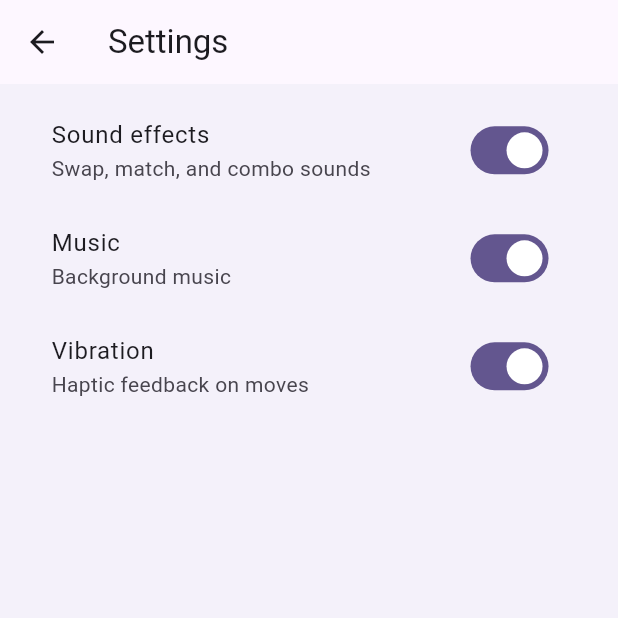
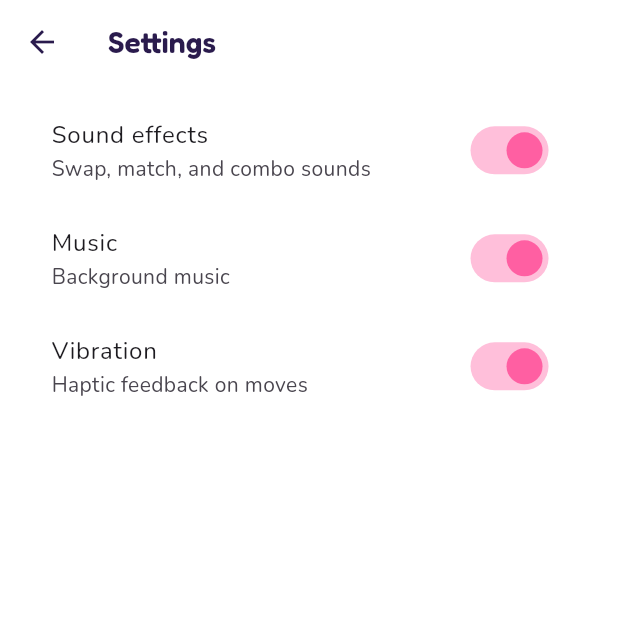
Before and after one commit to Gulshid/Match-3-Puzzle, a Flutter app: the screen it shows after launch, after a tap on "Settings", on a phone screen of 412 x 824 dp, the top half of it. Run offline on Flutter 3.47's test engine with Material 3 defaults, Android fonts, the phone set to English and light mode, and no system bars; our stand-ins replace audioplayers, flutter_riverpod, flutter_screenutil, go_router, google_fonts, shared_preferences.

Commit message:
app theme is updated

```diff
--- a/match_3_puzzle/lib/core/theme/app_theme.dart
+++ b/match_3_puzzle/lib/core/theme/app_theme.dart
@@ -1,31 +1,113 @@
 import 'package:flutter/material.dart';
+import 'package:google_fonts/google_fonts.dart';
 
-/// App-wide theming. Kept intentionally minimal in Phase 1 — visual
-/// polish for the board itself comes in Phase 6.
+import 'app_colors.dart';
+
+/// App-wide theming — glossy "candy" design language.
+///
+/// Typography uses Fredoka (a friendly, rounded display font) for
+/// headings/buttons and Nunito for body copy, giving the whole app a
+/// premium, playful, game-y feel instead of the default Material text.
 class AppTheme {
   AppTheme._();
 
-  static const Color _seed = Color(0xFF3B2F63);
+  static TextTheme _textTheme(Brightness brightness) {
+    final base = brightness == Brightness.dark
+        ? Typography.whiteMountainView
+        : Typography.blackMountainView;
+    final display = GoogleFonts.fredokaTextTheme(base);
+    final body = GoogleFonts.nunitoTextTheme(base);
+    return body.copyWith(
+      displayLarge: display.displayLarge,
+      displayMedium: display.displayMedium,
+      displaySmall: display.displaySmall,
+      headlineLarge: display.headlineLarge,
+      headlineMedium: display.headlineMedium,
+      headlineSmall: display.headlineSmall,
+      titleLarge: display.titleLarge,
+      titleMedium: display.titleMedium,
+      titleSmall: display.titleSmall,
+      labelLarge: display.labelLarge,
+    );
+  }
 
-  static ThemeData get light => ThemeData(
-        useMaterial3: true,
-        brightness: Brightness.light,
-        colorScheme: ColorScheme.fromSeed(
-          seedColor: _seed,
-          brightness: Brightness.light,
+  static ThemeData get light => _build(Brightness.light);
+  static ThemeData get dark => _build(Brightness.dark);
+
+  static ThemeData _build(Brightness brightness) {
+    final isDark = brightness == Brightness.dark;
+    final scheme = ColorScheme.fromSeed(
+      seedColor: AppColors.seed,
+      brightness: brightness,
+      primary: AppColors.candyPurple,
+      secondary: AppColors.candyPink,
+      tertiary: AppColors.candyBlue,
+    );
+
+    return ThemeData(
+      useMaterial3: true,
+      brightness: brightness,
+      colorScheme: scheme,
+      scaffoldBackgroundColor: Colors.transparent,
+      canvasColor: isDark ? const Color(0xFF120B29) : const Color(0xFFF4F1FA),
+      textTheme: _textTheme(brightness),
+      splashFactory: InkSparkle.splashFactory,
+      appBarTheme: AppBarTheme(
+        backgroundColor: Colors.transparent,
+        elevation: 0,
+        scrolledUnderElevation: 0,
+        foregroundColor: isDark ? Colors.white : const Color(0xFF2A1B4D),
+        titleTextStyle: GoogleFonts.fredoka(
+          fontSize: 20,
+          fontWeight: FontWeight.w600,
+          color: isDark ? Colors.white : const Color(0xFF2A1B4D),
         ),
-        scaffoldBackgroundColor: const Color(0xFFF4F1FA),
-        fontFamily: 'Roboto',
-      );
-
-  static ThemeData get dark => ThemeData(
-        useMaterial3: true,
-        brightness: Brightness.dark,
-        colorScheme: ColorScheme.fromSeed(
-          seedColor: _seed,
-          brightness: Brightness.dark,
+      ),
+      filledButtonTheme: FilledButtonThemeData(
+        style: FilledButton.styleFrom(
+          backgroundColor: AppColors.candyPink,
+          foregroundColor: Colors.white,
+          textStyle: GoogleFonts.fredoka(
+            fontSize: 17,
+            fontWeight: FontWeight.w600,
+            letterSpacing: 0.3,
+          ),
+          shape: RoundedRectangleBorder(
+            borderRadius: BorderRadius.circular(20),
+          ),
+          elevation: 0,
         ),
-        scaffoldBackgroundColor: const Color(0xFF1B1730),
-        fontFamily: 'Roboto',
-      );
+      ),
+      outlinedButtonTheme: OutlinedButtonThemeData(
+        style: OutlinedButton.styleFrom(
+          foregroundColor: isDark ? Colors.white : const Color(0xFF2A1B4D),
+          side: BorderSide(
+            color: (isDark ? Colors.white : const Color(0xFF2A1B4D))
+                .withOpacity(0.35),
+            width: 1.4,
+          ),
+          textStyle: GoogleFonts.fredoka(
+            fontSize: 16,
+            fontWeight: FontWeight.w600,
+          ),
+          shape: RoundedRectangleBorder(
+            borderRadius: BorderRadius.circular(20),
+          ),
+        ),
+      ),
+      switchTheme: SwitchThemeData(
+        thumbColor: WidgetStateProperty.resolveWith(
+          (states) => states.contains(WidgetState.selected)
+              ? AppColors.candyPink
+              : null,
+        ),
+        trackColor: WidgetStateProperty.resolveWith(
+          (states) => states.contains(WidgetState.selected)
+              ? AppColors.candyPink.withOpacity(0.4)
+              : null,
+        ),
+      ),
+      dividerColor: Colors.white.withOpacity(0.08),
+    );
+  }
 }
--- a/match_3_puzzle/pubspec.yaml
+++ b/match_3_puzzle/pubspec.yaml
@@ -49,6 +49,10 @@ dependencies:
 
   # Phase 10: local persistence for level progress + settings
   shared_preferences: ^2.2.3
+
+  # google fonts and confetti
+  google_fonts: ^6.2.1
+  confetti: ^0.8.0
 
 
 dev_dependencies:
```
Also changed, not shown: match_3_puzzle/pubspec.lock.
